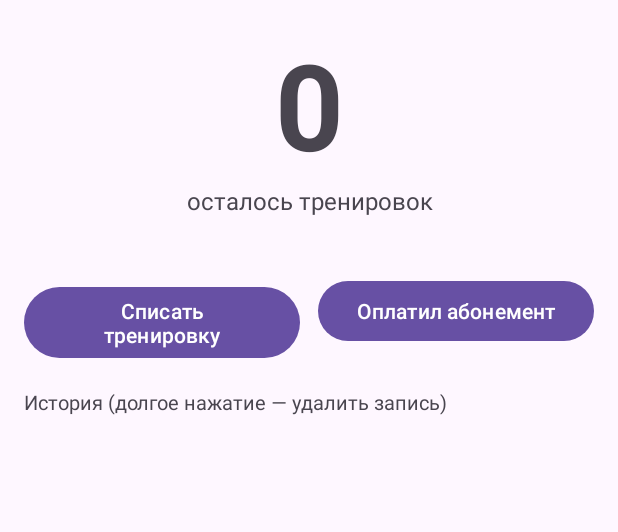
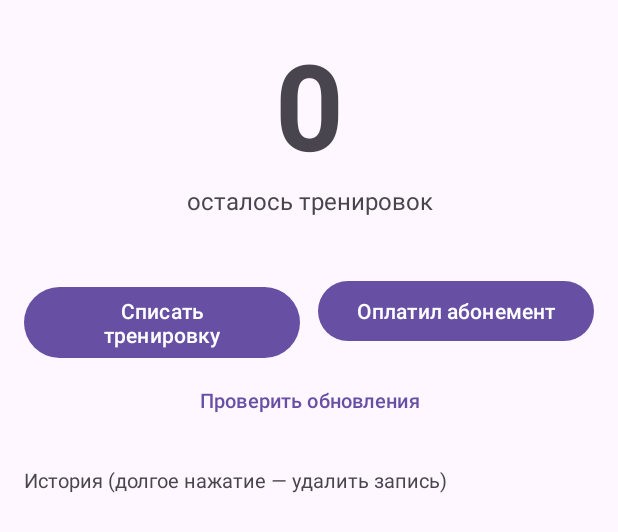
Before and after one commit to vitalysemenovkr/trainings-app, an Android app: the layout activity_main.xml on its own in the app's theme, with its tools: preview values and no code run, on a phone screen of 412 x 824 dp. Shown: the top 532 px of the screen. Run offline under Robolectric (Android 15) with nearby library versions, the phone set to English and light mode, and no system bars.

Commit message:
Add update check button

```diff
--- a/app/src/main/res/layout/activity_main.xml
+++ b/app/src/main/res/layout/activity_main.xml
@@ -52,6 +52,15 @@
             android:text="Оплатил абонемент" />
     </LinearLayout>
 
+    <Button
+        android:id="@+id/btnUpdate"
+        style="@style/Widget.Material3.Button.TextButton"
+        android:layout_width="match_parent"
+        android:layout_height="wrap_content"
+        android:layout_marginTop="4dp"
+        android:text="Проверить обновления"
+        android:textSize="13sp" />
+
     <TextView
         android:layout_width="match_parent"
         android:layout_height="wrap_content"
```
